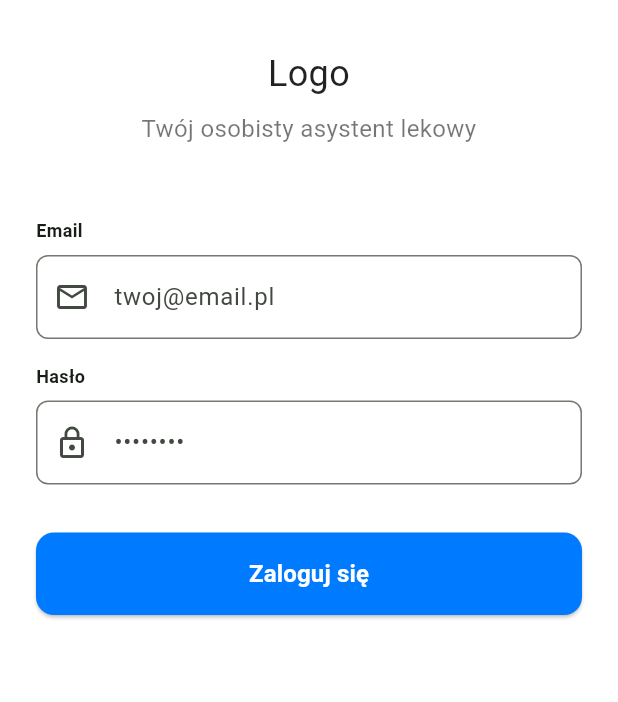
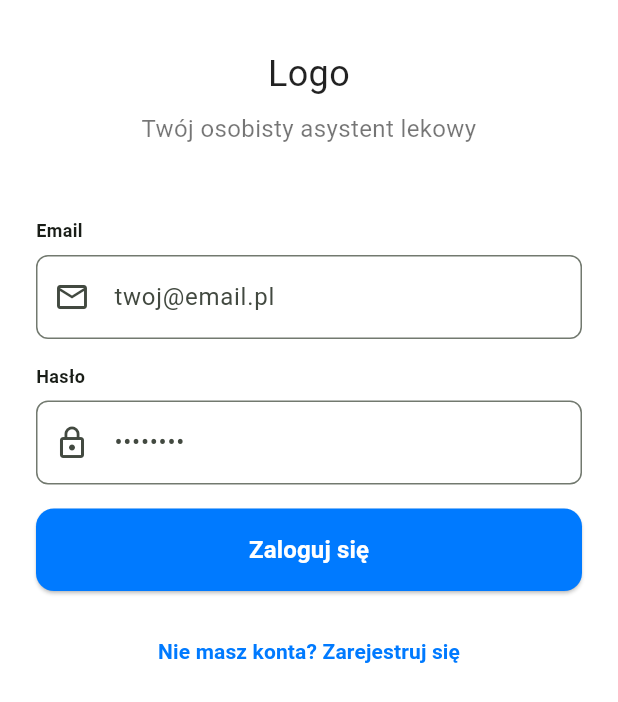
Before and after one commit to MATPOK/PILL4U, a Flutter app: the LoginScreen screen opened directly, on a phone screen of 412 x 824 dp. Shown: the top 702 px of the screen. Run offline on Flutter 3.47's test engine with Material 3 defaults, Android fonts, the phone set to English and light mode, and no system bars.

Commit message:
Wdrożenie logiki przełączania widoków oraz pól formularza rejestracji

```diff
--- a/frontend/lib/screens/login_screen.dart
+++ b/frontend/lib/screens/login_screen.dart
@@ -8,6 +8,9 @@ class LoginScreen extends StatefulWidget {
 }
 
 class _LoginScreenState extends State<LoginScreen> {
+  bool isLogin = true;
+  bool acceptTerms = false;
+
   @override
   Widget build(BuildContext context) {
     return Scaffold(
@@ -23,11 +26,24 @@ class _LoginScreenState extends State<LoginScreen> {
               const Text('Twój osobisty asystent lekowy', textAlign: TextAlign.center, style: TextStyle(fontSize: 16, color: Colors.black54)),
               const SizedBox(height: 48),
 
+              if (!isLogin) ...[
+                const Text('Imię', style: TextStyle(fontWeight: FontWeight.bold, fontSize: 12)),
+                const SizedBox(height: 8),
+                TextField(
+                  decoration: InputDecoration(
+                    hintText: 'Wpisz swoje imię',
+                    prefixIcon: const Icon(Icons.person_outline),
+                    border: OutlineInputBorder(borderRadius: BorderRadius.circular(8)),
+                  ),
+                ),
+                const SizedBox(height: 16),
+              ],
+
               const Text('Email', style: TextStyle(fontWeight: FontWeight.bold, fontSize: 12)),
               const SizedBox(height: 8),
               TextField(
                 decoration: InputDecoration(
-                  hintText: 'twoj@email.pl',
+                  hintText: isLogin ? 'twoj@email.pl' : 'adres@email.com',
                   prefixIcon: const Icon(Icons.email_outlined),
                   border: OutlineInputBorder(borderRadius: BorderRadius.circular(8)),
                 ),
@@ -38,13 +54,39 @@ class _LoginScreenState extends State<LoginScreen> {
               const SizedBox(height: 8),
               TextField(
                 decoration: InputDecoration(
-                  hintText: '••••••••',
+                  hintText: isLogin ? '••••••••' : 'Min. 8 znaków',
                   prefixIcon: const Icon(Icons.lock_outline),
                   border: OutlineInputBorder(borderRadius: BorderRadius.circular(8)),
                 ),
                 obscureText: true,
               ),
-              const SizedBox(height: 32),
+              const SizedBox(height: 16),
+
+              if (!isLogin) ...[
+                const Text('Potwierdź hasło', style: TextStyle(fontWeight: FontWeight.bold, fontSize: 12)),
+                const SizedBox(height: 8),
+                TextField(
+                  decoration: InputDecoration(
+                    hintText: 'Powtórz hasło',
+                    prefixIcon: const Icon(Icons.lock_reset_outlined),
+                    border: OutlineInputBorder(borderRadius: BorderRadius.circular(8)),
+                  ),
+                  obscureText: true,
+                ),
+                const SizedBox(height: 16),
+                Row(
+                  children: [
+                    Checkbox(
+                      value: acceptTerms,
+                      onChanged: (val) => setState(() => acceptTerms = val ?? false),
+                    ),
+                    const Expanded(
+                      child: Text('Akceptuję politykę prywatności oraz regulamin', style: TextStyle(fontSize: 12)),
+                    ),
+                  ],
+                ),
+                const SizedBox(height: 16),
+              ],
 
               ElevatedButton(
                 onPressed: () {},
@@ -54,7 +96,15 @@ class _LoginScreenState extends State<LoginScreen> {
                   padding: const EdgeInsets.symmetric(vertical: 16),
                   shape: RoundedRectangleBorder(borderRadius: BorderRadius.circular(12)),
                 ),
-                child: const Text('Zaloguj się', style: TextStyle(fontSize: 16, fontWeight: FontWeight.bold)),
+                child: Text(isLogin ? 'Zaloguj się' : 'Zarejestruj się', style: const TextStyle(fontSize: 16, fontWeight: FontWeight.bold)),
+              ),
+              const SizedBox(height: 16),
+              TextButton(
+                onPressed: () => setState(() => isLogin = !isLogin),
+                child: Text(
+                  isLogin ? 'Nie masz konta? Zarejestruj się' : 'Masz już konto? Zaloguj się',
+                  style: const TextStyle(color: Color(0xFF007AFF), fontWeight: FontWeight.bold),
+                ),
               ),
             ],
           ),
```
